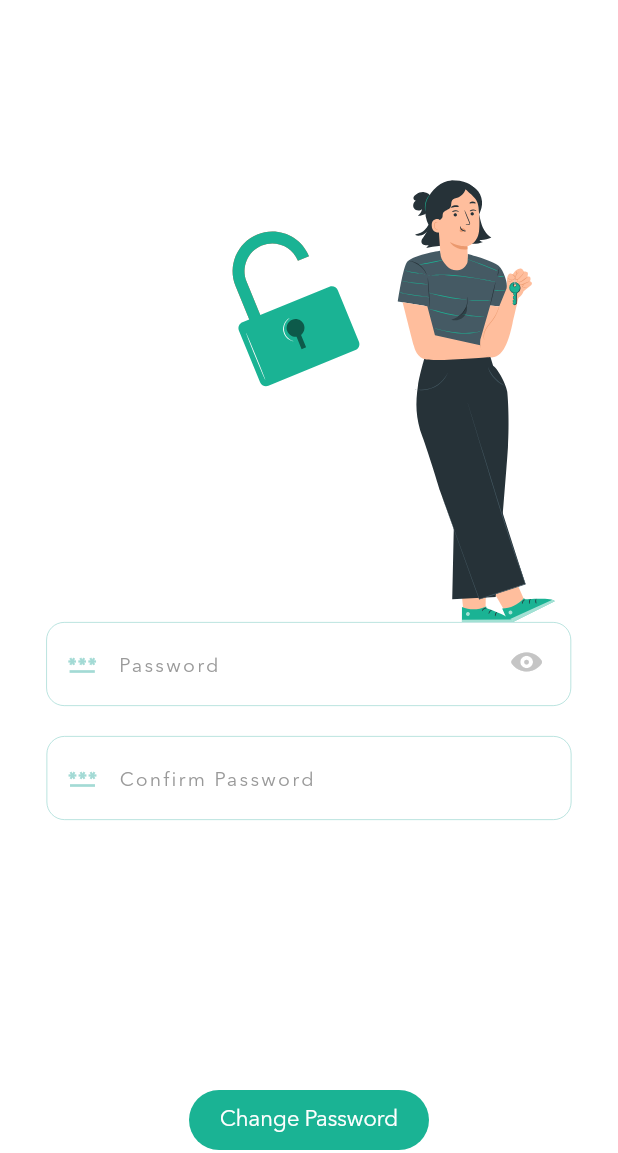
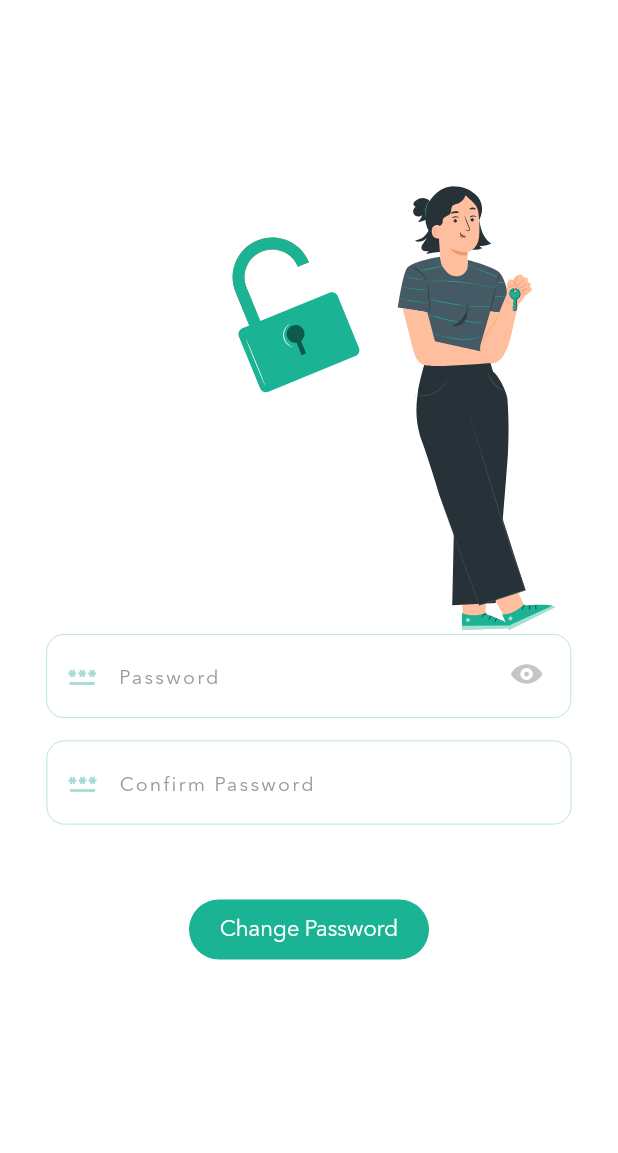
Before and after one commit to FredericBicandi/Nutriverse, a Flutter app: the PasswordReset screen opened directly, on a phone screen of 412 x 824 dp, the part 83-1236 px from its top. Run offline on Flutter 3.47's test engine with Material 3 defaults, Android fonts, the light colour scheme and no system bars; our stand-ins replace flutter_svg, image_picker, supabase_flutter, video_player; missing offline and left inert: cupertino_modal_sheet; accounts and stored records are empty; network calls fail.

Commit message:
done fixes

```diff
--- a/lib/Model/authentication_table/get_user_by_email.dart
+++ b/lib/Model/authentication_table/get_user_by_email.dart
@@ -4,9 +4,7 @@
 Future<int> findUser(String email) async {
   try {
     final response = await http.post(
-      Uri.parse(
-        'https://xidmzwoldcsmkxbkzibz.supabase.co/functions/v1/check-user-ts',
-      ),
+      Uri.parse('https://xidmzwoldcsmkxbkzibz.supabase.co/functions/v1/check-user-ts'),
       headers: {
         'Content-Type': 'application/json',
         'Authorization': 'Bearer $serviceRoleKey',
--- a/lib/View/email_verification/email_verification.dart
+++ b/lib/View/email_verification/email_verification.dart
@@ -23,10 +23,10 @@
               Stack(
                 alignment: Alignment.center,
                 children: [
-                  SvgPicture.asset("assets/images/Email_sent.svg", width: 600, fit: BoxFit.cover),
+                  SvgPicture.asset("assets/images/Email_sent.svg", width: 500, fit: BoxFit.cover),
                   const Center(
                     child: Padding(
-                      padding: EdgeInsets.only(top: 525),
+                      padding: EdgeInsets.only(top: 452),
                       child: Text( "Verify Your Email!\n", style: TextStyle(fontSize: 30)),
                     ),
                   ),
--- a/lib/View/forget_password_screen/forget_password.dart
+++ b/lib/View/forget_password_screen/forget_password.dart
@@ -13,11 +13,7 @@
   @override
   Widget build(BuildContext context) {
     return material.Scaffold(
-        appBar: material.AppBar(
-          elevation: 0,
-          centerTitle: true,
-          title: const Appbar(),
-        ),
+        appBar: material.AppBar(title: const Appbar()),
         body: GestureDetector(
           onTap: () => dismissKeyboard(context),
           child: SingleChildScrollView(
--- a/lib/View/forget_password_screen/password_reset.dart
+++ b/lib/View/forget_password_screen/password_reset.dart
@@ -9,36 +9,35 @@
     passwordController.text = '';
     confirmPasswordController.text = '';
     isLoading = false;
+    isValidPassword=true;
+    isValidPasswordMatch=true;
   }
 
   @override
   Widget build(BuildContext context) {
     return material.Scaffold(
-      appBar: material.AppBar(
-        centerTitle: true,
-        title: const Appbar(),
-      ),
+      appBar: material.AppBar(title: const Appbar()),
       body: GestureDetector(
         onTap: () => dismissKeyboard(context),
         child: SingleChildScrollView(
+          child: material.Center(
             child: Column(
-            mainAxisAlignment: MainAxisAlignment.center,
               children: [
                 Stack(
                   alignment: Alignment.center,
                   children: [
                     SvgPicture.asset("assets/images/reset_password.svg", width: 366),
                     material.Padding(
-                    padding: const EdgeInsets.only(top: 390),
+                      padding: const EdgeInsets.only(top: 398),
                       child: Stack(
                         children: [
                           SmartTextField(
-                          onChangeFunction: (value) {
-                            if (!isValidPassword) setState(() => isValidPassword = true);
-                          },
+                            onChangeFunction: (value) => !isValidPassword
+                                ? setState(() => isValidPassword = true)
+                                : null,
                             maxLen: 120,
                             labelText: "Password",
-                          errorText: "incorrect email or password!",
+                            errorText: "password should be at least 8 characters!",
                             obscureText: showPassword,
                             isValidInput: isValidPassword,
                             controllerName: passwordController,
@@ -62,14 +61,15 @@
                     ),
                   ],
                 ),
-              const SizedBox(height: 20),
-              material.Center(
-                child: SmartTextField(
+                const SizedBox(height: 15),
+                SmartTextField(
                   onChangeFunction: (value) {
+                    if (!isValidPasswordMatch) {
                       setState(() => !validatePasswordMatch(value, passwordController.text)
                           ? isValidPasswordMatch = false
                           : isValidPasswordMatch = true,
                       );
+                    }
                   },
                   labelText: 'Confirm Password',
                   errorText: 'password does not match',
@@ -79,14 +79,15 @@
                   iconName: material.Icons.password_outlined,
                   filterTextInput: FilteringTextInputFormatter.allow(passwordRegex),
                 ),
-              ),
-              const SizedBox(height: 180),
+                const SizedBox(height: 50),
                 DynamicButton(
                   onClick: () {
                   changePassword(
                         context,
                         passwordController.text,
                         confirmPasswordController.text,
+                        (bool value) =>setState(() => isValidPassword = value),
+                        (bool value) =>setState(() => isValidPasswordMatch = value),
                         (bool value) =>setState(() => isLoading = value)
                   );
                   },
@@ -94,6 +95,7 @@
                   isLoading: isLoading,
                 ),
               ],
+            ),
           ),
         ),
       ),
--- a/lib/View/otp_screen/verify_otp.dart
+++ b/lib/View/otp_screen/verify_otp.dart
@@ -68,7 +68,7 @@
   @override
   Widget build(BuildContext context) {
     return material.Scaffold(
-      appBar: material.AppBar(centerTitle: true, title: const Appbar()),
+      appBar: material.AppBar(title: const Appbar()),
       body: GestureDetector(
         onTap: () => dismissKeyboard(context),
         child: SingleChildScrollView(
--- a/pubspec.yaml
+++ b/pubspec.yaml
@@ -17,9 +17,6 @@
 
   # Supabase - Official Flutter client for Supabase
   supabase_flutter: ^2.9.0
-
-  # PocketBase - Dart client for PocketBase (if you are using both Supabase and PocketBase, ensure this is intentional)
-  pocketbase: ^0.21.0
 
   # URL Launcher - For opening URLs
   url_launcher: ^6.1.14
```
Also changed, not shown: lib/Controller/authentication/authentication.dart (+5 -25 lines), lib/Controller/forget_password_controller/change_password.dart (+4 -7 lines), lib/Controller/login_controller/login.dart (+4 -11 lines), lib/Model/authentication_table/auth_login.dart (+6 -1 lines), lib/View/create_account_screen/create_account.dart (+9 -5 lines), lib/View/create_account_screen/user_info.dart (+6 -4 lines), lib/View/dashboard_screen/dashboard.dart (+4 -4 lines), lib/View/email_verification/edit_email.dart (+13 -4 lines), lib/View/login_screen/login_sheet.dart (+13 -9 lines), assets/images/EditEmail.svg, pubspec.lock. Lines whose indentation alone changed are shown as unchanged.
